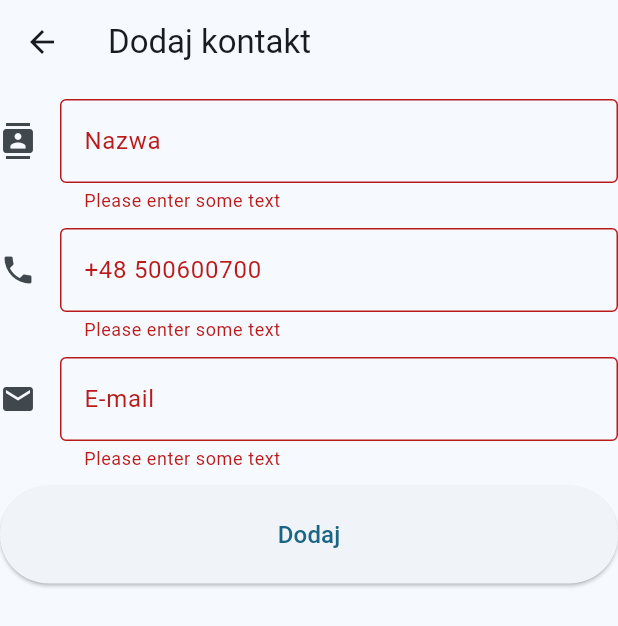
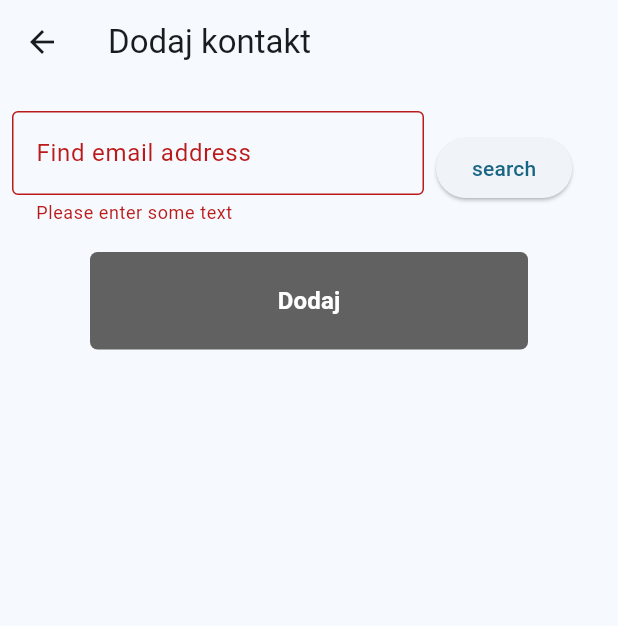
Before and after one commit to ZasaQ/TelephonyApplication, a Flutter app: the NewContact screen opened by its route, after a tap on "Dodaj", on a phone screen of 412 x 824 dp. Shown: the top 626 px of the screen. Run offline on Flutter 3.47's test engine with Material 3 defaults, Android fonts, the phone set to English and light mode, and no system bars; our stand-ins replace cloud_firestore, firebase_auth, firebase_core, google_sign_in; accounts and stored records are empty.

Commit message:
chng newcontact

```diff
--- a/lib/pages/new_contact.dart
+++ b/lib/pages/new_contact.dart
@@ -1,4 +1,6 @@
+import 'package:firebase_auth/firebase_auth.dart';
 import 'package:flutter/material.dart';
+import 'package:telephon_application/components/lr_button.dart';
 import 'package:telephon_application/controllers/crud_services.dart';
 
 class NewContact extends StatefulWidget {
@@ -9,8 +11,6 @@ class NewContact extends StatefulWidget {
 }
 
 class _NewContactState extends State<NewContact> {
-  TextEditingController _nameController=TextEditingController();
-  TextEditingController _phoneNumberController=TextEditingController();
   TextEditingController _emailController=TextEditingController();
   final _formKey=GlobalKey<FormState>();
   @override
@@ -27,48 +27,12 @@ class _NewContactState extends State<NewContact> {
               SizedBox(
                 height: 10,
               ),
-              SizedBox(
-                width: MediaQuery.of(context).size.width,
-                child: TextFormField(
-                  validator: (value) {
-                    if (value == null || value.isEmpty) {
-                    return 'Please enter some text';
-                  }
-                    return null;
-                  },
-                  controller: _nameController,
-                  decoration: InputDecoration(
-                    border: OutlineInputBorder(),
-                    icon: Icon(Icons.contacts),
-                    label: Text("Nazwa"),
-                  ),
-                ),
-              ),
-              SizedBox(
-                height: 10,
-              ),
-              SizedBox(
-                width: MediaQuery.of(context).size.width,
-                child: TextFormField(
-                  validator: (value) {
-                    if (value == null || value.isEmpty) {
-                    return 'Please enter some text';
-                  }
-                    return null;
-                  },
-                  controller: _phoneNumberController,
-                  decoration: InputDecoration(
-                    border: OutlineInputBorder(),
-                    icon: Icon(Icons.phone),
-                    label: Text("+48 500600700"),
-                  ),
-                ),
-              ),
-              SizedBox(
-                height: 10,
-              ),
-              SizedBox(
-                width: MediaQuery.of(context).size.width,
+              Row(
+                children: [
+                  Padding(
+                    padding: const EdgeInsets.all(8.0),
+                    child: SizedBox(
+                      width: MediaQuery.of(context).size.width/1.5,
                       child: TextFormField(
                         validator: (value) {
                           if (value == null || value.isEmpty) {
@@ -79,10 +43,23 @@ class _NewContactState extends State<NewContact> {
                         controller: _emailController,
                         decoration: InputDecoration(
                           border: OutlineInputBorder(),
-                    icon: Icon(Icons.mail),
-                    label: Text("E-mail"),
+                          label: Text("Find email address"),
                         ),
                       ),
+                    ),
+                  ),
+                  ElevatedButton(
+                    onPressed: () async{
+                      bool ifEmailExists = await searchForEmail(_emailController.text);
+                      if (ifEmailExists) {
+                        Text("User exists");
+                      } else {
+                        Text("User doesn't exists");
+                      }
+                    },
+                    child: Text("search"),
+                  ),
+                ],
               ),
               SizedBox(
                 height: 10,
@@ -90,19 +67,16 @@ class _NewContactState extends State<NewContact> {
               SizedBox(
                 height: 65,
                 width: MediaQuery.of(context).size.width,
-                child: ElevatedButton(
+                child: LRButton(
+                  inText: "Dodaj",
                   onPressed: (){
                     if(_formKey.currentState!.validate()){
-                      CrudServices().addContacts(_nameController.text, _phoneNumberController.text, _emailController.text);
-                      _nameController.clear();
+                     // CrudServices().addContacts(_nameController.text, _phoneNumberController.text, _emailController.text);
+
                       _emailController.clear();
-                      _phoneNumberController.clear();
+
                     }
                   },
-                  child: Text(
-                    "Dodaj",
-                    style:TextStyle(fontSize: 16),
-                  ),
                 ),
               ),
             ],
@@ -111,4 +85,38 @@ class _NewContactState extends State<NewContact> {
       ),
     );
   }
+  Future<List<String>> getEmailListFromFirebase() async {
+    List<String> emailList = [];
+
+    try {
+      List<User?> userList = await FirebaseAuth.instance
+        .userChanges()
+        .map((user) => user != null ? user : null)
+        .toList();
+
+      for (User? user in userList) {
+        if (user != null) {
+          // Add user emails to the list
+          emailList.add(user.email!);
         }
+      }
+    } catch (e) {
+      print('Error fetching email list: $e');
+    }
+
+    return emailList;
+  }
+  Future<bool> searchForEmail(String searchEmail) async {
+    List<String> emailList = await getEmailListFromFirebase();
+
+    if (emailList.contains(searchEmail)) {
+      print('Email address found: $searchEmail');
+      return true;
+    } else {
+      print('Email address not found: $searchEmail');
+      return false;
+    }
+  }
+
+
+}
```
Lines whose indentation alone changed are shown as unchanged.
